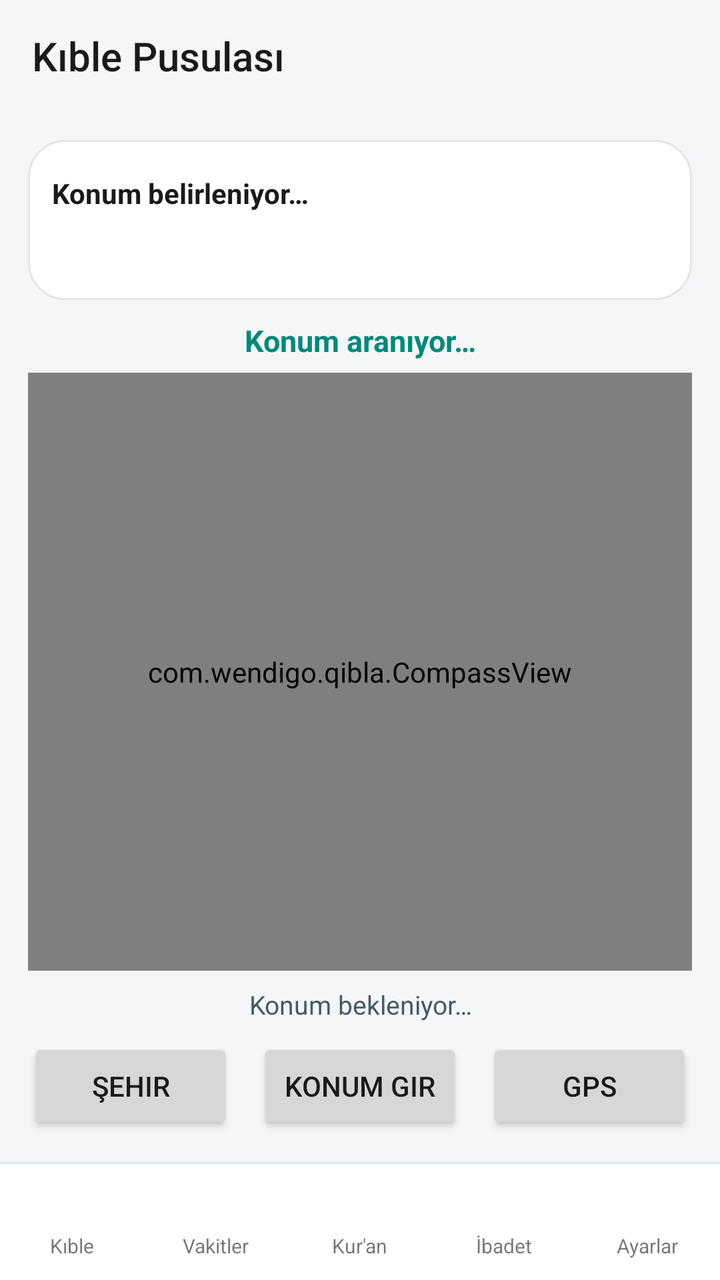
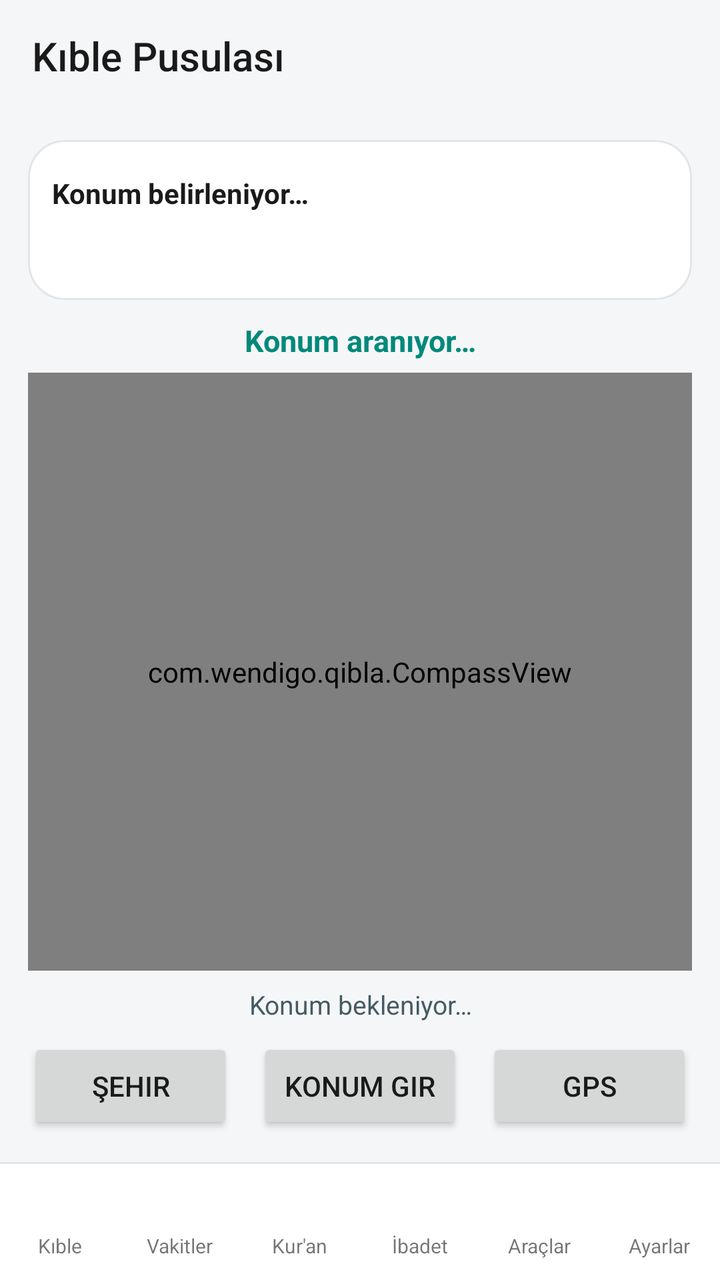

An Android layout rendered at two revisions. The XML below is the earlier revision; the diff shows what the commit changed to produce the second picture.
<!-- AndroidManifest.xml: application theme Theme.Qibla -->
<!-- res/layout/activity_main.xml -->
<?xml version="1.0" encoding="utf-8"?>
<FrameLayout xmlns:android="http://schemas.android.com/apk/res/android"
    xmlns:app="http://schemas.android.com/apk/res-auto"
    android:layout_width="match_parent"
    android:layout_height="match_parent"
    android:background="@color/bg">

    <ImageView
        android:id="@+id/bgImage"
        android:layout_width="match_parent"
        android:layout_height="match_parent"
        android:contentDescription="@null"
        android:scaleType="centerCrop"
        android:visibility="gone" />

    <View
        android:id="@+id/bgScrim"
        android:layout_width="match_parent"
        android:layout_height="match_parent"
        android:background="@color/bg_scrim"
        android:visibility="gone" />

    <LinearLayout
        android:layout_width="match_parent"
        android:layout_height="match_parent"
        android:orientation="vertical">

        <androidx.appcompat.widget.Toolbar
            android:id="@+id/toolbar"
            android:layout_width="match_parent"
            android:layout_height="?attr/actionBarSize"
            android:background="@color/bg"
            app:theme="@style/Theme.Qibla.Toolbar"
            app:title="@string/app_name"
            app:titleTextColor="@color/text_primary" />

        <FrameLayout
            android:layout_width="match_parent"
            android:layout_height="0dp"
            android:layout_weight="1">

            
            <LinearLayout
                android:id="@+id/pageQibla"
                android:layout_width="match_parent"
                android:layout_height="match_parent"
                android:orientation="vertical"
                android:padding="14dp">

                <LinearLayout
                    android:id="@+id/prayerPanel"
                    android:layout_width="match_parent"
                    android:layout_height="wrap_content"
                    android:layout_marginBottom="10dp"
                    android:background="@drawable/panel_bg"
                    android:orientation="vertical"
                    android:padding="12dp">

                    <LinearLayout
                        android:layout_width="match_parent"
                        android:layout_height="wrap_content"
                        android:gravity="center_vertical"
                        android:orientation="horizontal">

                        <TextView
                            android:id="@+id/tvCity"
                            android:layout_width="0dp"
                            android:layout_height="wrap_content"
                            android:layout_weight="1"
                            android:ellipsize="end"
                            android:maxLines="1"
                            android:text="@string/loc_unknown"
                            android:textColor="@color/text_primary"
                            android:textSize="14sp"
                            android:textStyle="bold" />

                        <TextView
                            android:id="@+id/tvCountdown"
                            android:layout_width="wrap_content"
                            android:layout_height="wrap_content"
                            android:paddingStart="8dp"
                            android:textColor="@color/accent"
                            android:textSize="22sp"
                            android:textStyle="bold" />
                    </LinearLayout>

                    <TextView
                        android:id="@+id/tvNextLine"
                        android:layout_width="match_parent"
                        android:layout_height="wrap_content"
                        android:paddingTop="1dp"
                        android:textColor="@color/text_dim"
                        android:textSize="13sp" />

                    <LinearLayout
                        android:id="@+id/prayerRow"
                        android:layout_width="match_parent"
                        android:layout_height="wrap_content"
                        android:orientation="horizontal"
                        android:paddingTop="8dp" />
                </LinearLayout>

                <TextView
                    android:id="@+id/tvStatus"
                    android:layout_width="match_parent"
                    android:layout_height="wrap_content"
                    android:gravity="center"
                    android:paddingBottom="6dp"
                    android:text="@string/searching"
                    android:textColor="@color/accent"
                    android:textSize="15sp"
                    android:textStyle="bold" />

                <com.wendigo.qibla.CompassView
                    android:id="@+id/compass"
                    android:layout_width="match_parent"
                    android:layout_height="0dp"
                    android:layout_weight="1" />

                <TextView
                    android:id="@+id/tvInfo"
                    android:layout_width="match_parent"
                    android:layout_height="wrap_content"
                    android:gravity="center"
                    android:lineSpacingExtra="3dp"
                    android:paddingTop="8dp"
                    android:paddingBottom="8dp"
                    android:text="@string/waiting_location"
                    android:textColor="@color/text_dim"
                    android:textSize="13sp" />

                <LinearLayout
                    android:layout_width="match_parent"
                    android:layout_height="wrap_content"
                    android:orientation="horizontal">

                    <Button
                        android:id="@+id/btnCity"
                        android:layout_width="0dp"
                        android:layout_height="wrap_content"
                        android:layout_marginEnd="6dp"
                        android:layout_weight="1"
                        android:text="@string/city" />

                    <Button
                        android:id="@+id/btnManual"
                        android:layout_width="0dp"
                        android:layout_height="wrap_content"
                        android:layout_marginStart="6dp"
                        android:layout_marginEnd="6dp"
                        android:layout_weight="1"
                        android:text="@string/manual" />

                    <Button
                        android:id="@+id/btnRefresh"
                        android:layout_width="0dp"
                        android:layout_height="wrap_content"
                        android:layout_marginStart="6dp"
                        android:layout_weight="1"
                        android:text="@string/refresh" />
                </LinearLayout>
            </LinearLayout>

            
            <ScrollView
                android:id="@+id/pageVakit"
                android:layout_width="match_parent"
                android:layout_height="match_parent"
                android:visibility="gone">

                <LinearLayout
                    android:layout_width="match_parent"
                    android:layout_height="wrap_content"
                    android:orientation="vertical"
                    android:padding="16dp">

                    <LinearLayout
                        android:layout_width="match_parent"
                        android:layout_height="wrap_content"
                        android:background="@drawable/panel_bg"
                        android:orientation="vertical"
                        android:padding="16dp">

                        <LinearLayout
                            android:layout_width="match_parent"
                            android:layout_height="wrap_content"
                            android:gravity="center_vertical"
                            android:orientation="horizontal">

                            <TextView
                                android:id="@+id/vCity"
                                android:layout_width="0dp"
                                android:layout_height="wrap_content"
                                android:layout_weight="1"
                                android:ellipsize="end"
                                android:maxLines="1"
                                android:text="@string/loc_unknown"
                                android:textColor="@color/text_primary"
                                android:textSize="18sp"
                                android:textStyle="bold" />

                            <TextView
                                android:id="@+id/vCount"
                                android:layout_width="wrap_content"
                                android:layout_height="wrap_content"
                                android:paddingStart="8dp"
                                android:textColor="@color/accent"
                                android:textSize="26sp"
                                android:textStyle="bold" />
                        </LinearLayout>

                        <TextView
                            android:id="@+id/vNext"
                            android:layout_width="match_parent"
                            android:layout_height="wrap_content"
                            android:paddingTop="2dp"
                            android:textColor="@color/text_dim"
                            android:textSize="14sp" />

                        <LinearLayout
                            android:id="@+id/vList"
                            android:layout_width="match_parent"
                            android:layout_height="wrap_content"
                            android:orientation="vertical"
                            android:paddingTop="10dp" />
                    </LinearLayout>

                    <LinearLayout
                        android:layout_width="match_parent"
                        android:layout_height="wrap_content"
                        android:layout_marginTop="12dp"
                        android:background="@drawable/panel_bg"
                        android:orientation="vertical"
                        android:padding="16dp">

                        <LinearLayout
                            android:layout_width="match_parent"
                            android:layout_height="wrap_content"
                            android:gravity="center_vertical"
                            android:orientation="horizontal">

                            <TextView
                                android:layout_width="0dp"
                                android:layout_height="wrap_content"
                                android:layout_weight="1"
                                android:text="@string/notif_enable"
                                android:textColor="@color/text_primary"
                                android:textSize="16sp" />

                            <androidx.appcompat.widget.SwitchCompat
                                android:id="@+id/switchNotif"
                                android:layout_width="wrap_content"
                                android:layout_height="wrap_content" />
                        </LinearLayout>

                        <TextView
                            android:layout_width="match_parent"
                            android:layout_height="wrap_content"
                            android:paddingTop="4dp"
                            android:text="@string/notif_hint"
                            android:textColor="@color/text_dim"
                            android:textSize="12sp" />

                        <Button
                            android:id="@+id/btnNotifTest"
                            android:layout_width="match_parent"
                            android:layout_height="wrap_content"
                            android:layout_marginTop="8dp"
                            android:text="@string/notif_test" />
                    </LinearLayout>

                    <TextView
                        android:layout_width="match_parent"
                        android:layout_height="wrap_content"
                        android:layout_marginTop="12dp"
                        android:text="@string/bg_credit"
                        android:textColor="@color/text_dim"
                        android:textSize="11sp" />
                </LinearLayout>
            </ScrollView>

            
            <ScrollView
                android:id="@+id/pageAyarlar"
                android:layout_width="match_parent"
                android:layout_height="match_parent"
                android:visibility="gone">

                <LinearLayout
                    android:layout_width="match_parent"
                    android:layout_height="wrap_content"
                    android:orientation="vertical"
                    android:padding="16dp">

                    <TextView
                        android:layout_width="match_parent"
                        android:layout_height="wrap_content"
                        android:paddingBottom="8dp"
                        android:text="@string/settings_appearance"
                        android:textColor="@color/accent"
                        android:textSize="14sp"
                        android:textStyle="bold" />

                    <Button
                        android:id="@+id/btnThemeAyar"
                        android:layout_width="match_parent"
                        android:layout_height="wrap_content"
                        android:text="@string/menu_theme" />

                    <Button
                        android:id="@+id/btnBgAyar"
                        android:layout_width="match_parent"
                        android:layout_height="wrap_content"
                        android:layout_marginTop="8dp"
                        android:text="@string/menu_bg" />

                    <Button
                        android:id="@+id/btnMapAyar"
                        android:layout_width="match_parent"
                        android:layout_height="wrap_content"
                        android:layout_marginTop="8dp"
                        android:text="@string/menu_map" />

                    <TextView
                        android:layout_width="match_parent"
                        android:layout_height="wrap_content"
                        android:paddingTop="24dp"
                        android:paddingBottom="6dp"
                        android:text="@string/about_title"
                        android:textColor="@color/accent"
                        android:textSize="14sp"
                        android:textStyle="bold" />

                    <TextView
                        android:layout_width="match_parent"
                        android:layout_height="wrap_content"
                        android:lineSpacingExtra="4dp"
                        android:text="@string/about_text"
                        android:textColor="@color/text_dim"
                        android:textSize="13sp" />

                    <Button
                        android:id="@+id/btnToolsAyar"
                        android:layout_width="match_parent"
                        android:layout_height="wrap_content"
                        android:layout_marginTop="24dp"
                        android:text="@string/menu_tools" />
                </LinearLayout>
            </ScrollView>

            
            <FrameLayout
                android:id="@+id/pageQuran"
                android:layout_width="match_parent"
                android:layout_height="match_parent"
                android:visibility="gone">

                <ListView
                    android:id="@+id/quranList"
                    android:layout_width="match_parent"
                    android:layout_height="match_parent"
                    android:clipToPadding="false"
                    android:divider="@color/panel_stroke"
                    android:dividerHeight="1dp"
                    android:padding="6dp"
                    android:scrollbars="vertical" />

                <ProgressBar
                    android:id="@+id/quranProgress"
                    android:layout_width="wrap_content"
                    android:layout_height="wrap_content"
                    android:layout_gravity="center" />

                <TextView
                    android:id="@+id/quranEmpty"
                    android:layout_width="wrap_content"
                    android:layout_height="wrap_content"
                    android:layout_gravity="center"
                    android:text="@string/quran_loading"
                    android:textColor="@color/text_dim"
                    android:visibility="gone" />
            </FrameLayout>

            
            <LinearLayout
                android:id="@+id/pageIbadat"
                android:layout_width="match_parent"
                android:layout_height="match_parent"
                android:orientation="vertical"
                android:padding="16dp"
                android:visibility="gone">

                <LinearLayout
                    android:id="@+id/ibDua"
                    android:layout_width="match_parent"
                    android:layout_height="wrap_content"
                    android:layout_marginBottom="12dp"
                    android:background="@drawable/panel_bg"
                    android:clickable="true"
                    android:focusable="true"
                    android:orientation="vertical"
                    android:padding="18dp">

                    <TextView
                        android:layout_width="match_parent"
                        android:layout_height="wrap_content"
                        android:text="@string/tab_dua"
                        android:textColor="@color/text_primary"
                        android:textSize="18sp"
                        android:textStyle="bold" />

                    <TextView
                        android:layout_width="match_parent"
                        android:layout_height="wrap_content"
                        android:paddingTop="4dp"
                        android:text="@string/ib_dua_sub"
                        android:textColor="@color/text_dim"
                        android:textSize="12sp" />
                </LinearLayout>

                <LinearLayout
                    android:id="@+id/ibTesbih"
                    android:layout_width="match_parent"
                    android:layout_height="wrap_content"
                    android:layout_marginBottom="12dp"
                    android:background="@drawable/panel_bg"
                    android:clickable="true"
                    android:focusable="true"
                    android:orientation="vertical"
                    android:padding="18dp">

                    <TextView
                        android:layout_width="match_parent"
                        android:layout_height="wrap_content"
                        android:text="@string/tab_tesbih"
                        android:textColor="@color/text_primary"
                        android:textSize="18sp"
                        android:textStyle="bold" />

                    <TextView
                        android:layout_width="match_parent"
                        android:layout_height="wrap_content"
                        android:paddingTop="4dp"
                        android:text="@string/ib_tesbih_sub"
                        android:textColor="@color/text_dim"
                        android:textSize="12sp" />
                </LinearLayout>

                <LinearLayout
                    android:id="@+id/ibEsma"
                    android:layout_width="match_parent"
                    android:layout_height="wrap_content"
                    android:background="@drawable/panel_bg"
                    android:clickable="true"
                    android:focusable="true"
                    android:orientation="vertical"
                    android:padding="18dp">

                    <TextView
                        android:layout_width="match_parent"
                        android:layout_height="wrap_content"
                        android:text="@string/tab_esma"
                        android:textColor="@color/text_primary"
                        android:textSize="18sp"
                        android:textStyle="bold" />

                    <TextView
                        android:layout_width="match_parent"
                        android:layout_height="wrap_content"
                        android:paddingTop="4dp"
                        android:text="@string/ib_esma_sub"
                        android:textColor="@color/text_dim"
                        android:textSize="12sp" />
                </LinearLayout>

                <TextView
                    android:layout_width="match_parent"
                    android:layout_height="wrap_content"
                    android:layout_marginTop="14dp"
                    android:text="@string/dua_credit"
                    android:textColor="@color/text_dim"
                    android:textSize="11sp" />
            </LinearLayout>
        </FrameLayout>

        <View
            android:layout_width="match_parent"
            android:layout_height="1dp"
            android:background="@color/panel_stroke" />

        <LinearLayout
            android:id="@+id/bottomBar"
            android:layout_width="match_parent"
            android:layout_height="58dp"
            android:background="@color/panel"
            android:orientation="horizontal">

            <LinearLayout
                android:id="@+id/tabQibla"
                android:layout_width="0dp"
                android:layout_height="match_parent"
                android:layout_weight="1"
                android:background="?attr/selectableItemBackground"
                android:clickable="true"
                android:focusable="true"
                android:gravity="center"
                android:orientation="vertical">

                <ImageView
                    android:id="@+id/tabQiblaIcon"
                    android:layout_width="24dp"
                    android:layout_height="24dp"
                    android:contentDescription="@string/tab_qibla"
                    android:src="@drawable/ic_qibla" />

                <TextView
                    android:id="@+id/tabQiblaLabel"
                    android:layout_width="wrap_content"
                    android:layout_height="wrap_content"
                    android:text="@string/tab_qibla"
                    android:textSize="10sp" />
            </LinearLayout>

            <LinearLayout
                android:id="@+id/tabPrayer"
                android:layout_width="0dp"
                android:layout_height="match_parent"
                android:layout_weight="1"
                android:background="?attr/selectableItemBackground"
                android:clickable="true"
                android:focusable="true"
                android:gravity="center"
                android:orientation="vertical">

                <ImageView
                    android:id="@+id/tabPrayerIcon"
                    android:layout_width="24dp"
                    android:layout_height="24dp"
                    android:contentDescription="@string/tab_prayer"
                    android:src="@drawable/ic_prayer" />

                <TextView
                    android:id="@+id/tabPrayerLabel"
                    android:layout_width="wrap_content"
                    android:layout_height="wrap_content"
                    android:text="@string/tab_prayer"
                    android:textSize="10sp" />
            </LinearLayout>

            <LinearLayout
                android:id="@+id/tabQuran"
                android:layout_width="0dp"
                android:layout_height="match_parent"
                android:layout_weight="1"
                android:background="?attr/selectableItemBackground"
                android:clickable="true"
                android:focusable="true"
                android:gravity="center"
                android:orientation="vertical">

                <ImageView
                    android:id="@+id/tabQuranIcon"
                    android:layout_width="24dp"
                    android:layout_height="24dp"
                    android:contentDescription="@string/tab_quran"
                    android:src="@drawable/ic_quran" />

                <TextView
                    android:id="@+id/tabQuranLabel"
                    android:layout_width="wrap_content"
                    android:layout_height="wrap_content"
                    android:text="@string/tab_quran"
                    android:textSize="10sp" />
            </LinearLayout>

            <LinearLayout
                android:id="@+id/tabIbadah"
                android:layout_width="0dp"
                android:layout_height="match_parent"
                android:layout_weight="1"
                android:background="?attr/selectableItemBackground"
                android:clickable="true"
                android:focusable="true"
                android:gravity="center"
                android:orientation="vertical">

                <ImageView
                    android:id="@+id/tabIbadahIcon"
                    android:layout_width="24dp"
                    android:layout_height="24dp"
                    android:contentDescription="@string/tab_ibadah"
                    android:src="@drawable/ic_ibadah" />

                <TextView
                    android:id="@+id/tabIbadahLabel"
                    android:layout_width="wrap_content"
                    android:layout_height="wrap_content"
                    android:text="@string/tab_ibadah"
                    android:textSize="10sp" />
            </LinearLayout>

            <LinearLayout
                android:id="@+id/tabSettings"
                android:layout_width="0dp"
                android:layout_height="match_parent"
                android:layout_weight="1"
                android:background="?attr/selectableItemBackground"
                android:clickable="true"
                android:focusable="true"
                android:gravity="center"
                android:orientation="vertical">

                <ImageView
                    android:id="@+id/tabSettingsIcon"
                    android:layout_width="24dp"
                    android:layout_height="24dp"
                    android:contentDescription="@string/tab_settings"
                    android:src="@drawable/ic_settings" />

                <TextView
                    android:id="@+id/tabSettingsLabel"
                    android:layout_width="wrap_content"
                    android:layout_height="wrap_content"
                    android:text="@string/tab_settings"
                    android:textSize="10sp" />
            </LinearLayout>
        </LinearLayout>
    </LinearLayout>

</FrameLayout>
<!-- resources referenced by this layout -->
<resources>
  <color name="accent">#00897B</color>
  <color name="bg">#F5F6F8</color>
  <color name="bg_scrim">#66FFFFFF</color>
  <color name="panel">#FFFFFF</color>
  <color name="panel_stroke">#E2E6EA</color>
  <color name="text_dim">#455A64</color>
  <color name="text_primary">#1A1A1A</color>
  <!-- drawable ic_qibla (drawable) -->
  <vector xmlns:android="http://schemas.android.com/apk/res/android"
      android:width="24dp"
      android:height="24dp"
      android:viewportWidth="24"
      android:viewportHeight="24">
      <path
          android:fillColor="#FFFFFF"
          android:pathData="M12,2C6.48,2 2,6.48 2,12s4.48,10 10,10 10,-4.48 10,-10S17.52,2 12,2zM14.19,14.19L6,18l3.81,-8.19L18,6l-3.81,8.19z" />
  </vector>
  <!-- drawable panel_bg (drawable) -->
  <?xml version="1.0" encoding="utf-8"?>
  <shape xmlns:android="http://schemas.android.com/apk/res/android"
      android:shape="rectangle">
      <solid android:color="@color/panel" />
      <corners android:radius="18dp" />
      <stroke
          android:width="1dp"
          android:color="@color/panel_stroke" />
  </shape>
  <string name="about_text">Kıble Pusulası — namaz vakitleri, kıble yönü ve harita. Vakitler Diyanet takvimine (temkinli) göre hesaplanır.\n\nArka plan görselleri Wikimedia Commons (CC0 / kamu malı). Sunulan bilgiler yalnızca rehber niteliğindedir; resmî vakitler için Diyanet’e başvurun.\n\nSürüm 4.2</string>
  <string name="about_title">Hakkında</string>
  <string name="app_name">Kıble Pusulası</string>
  <string name="bg_credit">Görseller Wikimedia Commons (CC0 / kamu malı).</string>
  <string name="city">Şehir</string>
  <string name="dua_credit">Dua duası verisi: masnun-dua (ücretsiz) • Esmâ: MIT</string>
  <string name="ib_dua_sub">Günlük dua ve zikirler, Arapça + okunuş + meal</string>
  <string name="ib_esma_sub">Allah\'ın 99 güzel ismi ve anlamları</string>
  <string name="ib_tesbih_sub">Dijital zikir sayacı (33, 99, 100…)</string>
  <string name="loc_unknown">Konum belirleniyor…</string>
  <string name="manual">Konum Gir</string>
  <string name="menu_bg">Arka Plan</string>
  <string name="menu_map">Haritada Göster</string>
  <string name="menu_theme">Tema (Açık / Koyu)</string>
  <string name="menu_tools">Araçlar</string>
  <string name="notif_enable">Vakit bildirimleri</string>
  <string name="notif_hint">Vakit girdiğinde bildirim alırsınız. Bildirimin zamanında gelmesi için uygulamanın pil tasarrufundan muaf olması önerilir.</string>
  <string name="notif_test">Test bildirimi gönder</string>
  <string name="quran_loading">Kur\'an yükleniyor…</string>
  <string name="refresh">GPS</string>
  <string name="searching">Konum aranıyor…</string>
  <string name="settings_appearance">Görünüm</string>
  <string name="tab_dua">Dualar</string>
  <string name="tab_esma">Esmâ-ül Hüsnâ</string>
  <string name="tab_ibadah">İbadet</string>
  <string name="tab_prayer">Vakitler</string>
  <string name="tab_qibla">Kıble</string>
  <string name="tab_quran">Kur\'an</string>
  <string name="tab_settings">Ayarlar</string>
  <string name="tab_tesbih">Tesbih / Zikir</string>
  <string name="waiting_location">Konum bekleniyor…</string>
  <style name="Theme.Qibla.Toolbar" parent="ThemeOverlay.AppCompat.ActionBar">
          <item name="colorControlNormal">@color/text_primary</item>
          <item name="android:textColorPrimary">@color/text_primary</item>
      </style>
  <!-- unchanged entries left out for length: 5 -->
</resources>

<!-- the commit's change to res/layout/activity_main.xml (unified diff, before → after) -->
@@ -338,13 +338,6 @@
                         android:text="@string/about_text"
                         android:textColor="@color/text_dim"
                         android:textSize="13sp" />
-
-                    <Button
-                        android:id="@+id/btnToolsAyar"
-                        android:layout_width="match_parent"
-                        android:layout_height="wrap_content"
-                        android:layout_marginTop="24dp"
-                        android:text="@string/menu_tools" />
                 </LinearLayout>
             </ScrollView>
 
@@ -600,7 +593,7 @@
             </LinearLayout>
 
             <LinearLayout
-                android:id="@+id/tabSettings"
+                android:id="@+id/tabTools"
                 android:layout_width="0dp"
                 android:layout_height="match_parent"
                 android:layout_weight="1"
@@ -611,6 +604,32 @@
                 android:orientation="vertical">
 
                 <ImageView
+                    android:id="@+id/tabToolsIcon"
+                    android:layout_width="24dp"
+                    android:layout_height="24dp"
+                    android:contentDescription="@string/tab_tools"
+                    android:src="@drawable/ic_tools" />
+
+                <TextView
+                    android:id="@+id/tabToolsLabel"
+                    android:layout_width="wrap_content"
+                    android:layout_height="wrap_content"
+                    android:text="@string/tab_tools"
+                    android:textSize="10sp" />
+            </LinearLayout>
+
+            <LinearLayout
+                android:id="@+id/tabSettings"
+                android:layout_width="0dp"
+                android:layout_height="match_parent"
+                android:layout_weight="1"
+                android:background="?attr/selectableItemBackground"
+                android:clickable="true"
+                android:focusable="true"
+                android:gravity="center"
+                android:orientation="vertical">
+
+                <ImageView
                     android:id="@+id/tabSettingsIcon"
                     android:layout_width="24dp"
                     android:layout_height="24dp"
<!-- resource entries referenced after the edit -->
@@ -17,6 +17,16 @@
           android:fillColor="#FFFFFF"
           android:pathData="M12,2C6.48,2 2,6.48 2,12s4.48,10 10,10 10,-4.48 10,-10S17.52,2 12,2zM14.19,14.19L6,18l3.81,-8.19L18,6l-3.81,8.19z" />
   </vector>
+  <!-- drawable ic_tools (drawable) -->
+  <vector xmlns:android="http://schemas.android.com/apk/res/android"
+      android:width="24dp"
+      android:height="24dp"
+      android:viewportWidth="24"
+      android:viewportHeight="24">
+      <path
+          android:fillColor="#FFFFFF"
+          android:pathData="M22.7,19l-9.1,-9.1c0.9,-2.3 0.4,-5 -1.5,-6.9c-2,-2 -5,-2.4 -7.4,-1.3L9,6 6,9 1.6,4.7C0.4,7.1 0.9,10.1 2.9,12.1c1.9,1.9 4.6,2.4 6.9,1.5l9.1,9.1c0.4,0.4 1,0.4 1.4,0l2.3,-2.3c0.5,-0.4 0.5,-1.1 0.1,-1.4z" />
+  </vector>
   <!-- drawable panel_bg (drawable) -->
   <?xml version="1.0" encoding="utf-8"?>
   <shape xmlns:android="http://schemas.android.com/apk/res/android"
@@ -27,7 +37,7 @@
           android:width="1dp"
           android:color="@color/panel_stroke" />
   </shape>
-  <string name="about_text">Kıble Pusulası — namaz vakitleri, kıble yönü ve harita. Vakitler Diyanet takvimine (temkinli) göre hesaplanır.\n\nArka plan görselleri Wikimedia Commons (CC0 / kamu malı). Sunulan bilgiler yalnızca rehber niteliğindedir; resmî vakitler için Diyanet’e başvurun.\n\nSürüm 4.2</string>
+  <string name="about_text">Kıble Pusulası — namaz vakitleri, kıble yönü ve harita. Vakitler Diyanet takvimine (temkinli) göre hesaplanır.\n\nArka plan görselleri Wikimedia Commons (CC0 / kamu malı). Sunulan bilgiler yalnızca rehber niteliğindedir; resmî vakitler için Diyanet’e başvurun.\n\nSürüm 4.3</string>
   <string name="about_title">Hakkında</string>
   <string name="app_name">Kıble Pusulası</string>
   <string name="bg_credit">Görseller Wikimedia Commons (CC0 / kamu malı).</string>
@@ -41,7 +51,6 @@
   <string name="menu_bg">Arka Plan</string>
   <string name="menu_map">Haritada Göster</string>
   <string name="menu_theme">Tema (Açık / Koyu)</string>
-  <string name="menu_tools">Araçlar</string>
   <string name="notif_enable">Vakit bildirimleri</string>
   <string name="notif_hint">Vakit girdiğinde bildirim alırsınız. Bildirimin zamanında gelmesi için uygulamanın pil tasarrufundan muaf olması önerilir.</string>
   <string name="notif_test">Test bildirimi gönder</string>
@@ -57,6 +66,7 @@
   <string name="tab_quran">Kur\'an</string>
   <string name="tab_settings">Ayarlar</string>
   <string name="tab_tesbih">Tesbih / Zikir</string>
+  <string name="tab_tools">Araçlar</string>
   <string name="waiting_location">Konum bekleniyor…</string>
   <style name="Theme.Qibla.Toolbar" parent="ThemeOverlay.AppCompat.ActionBar">
           <item name="colorControlNormal">@color/text_primary</item>
